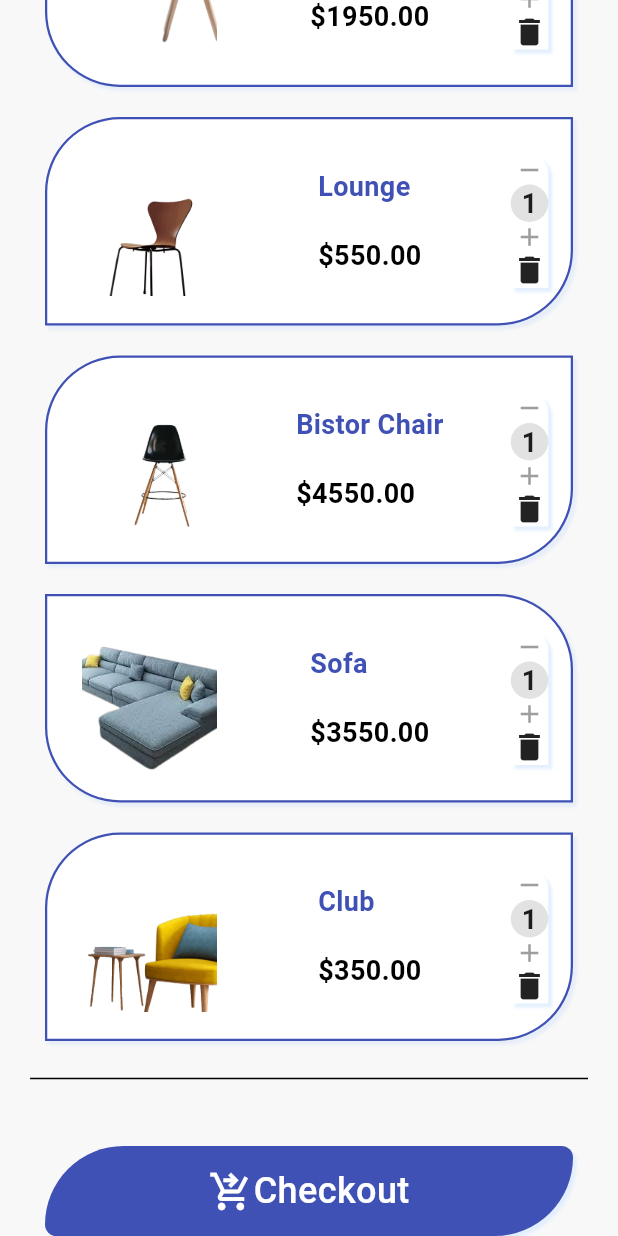
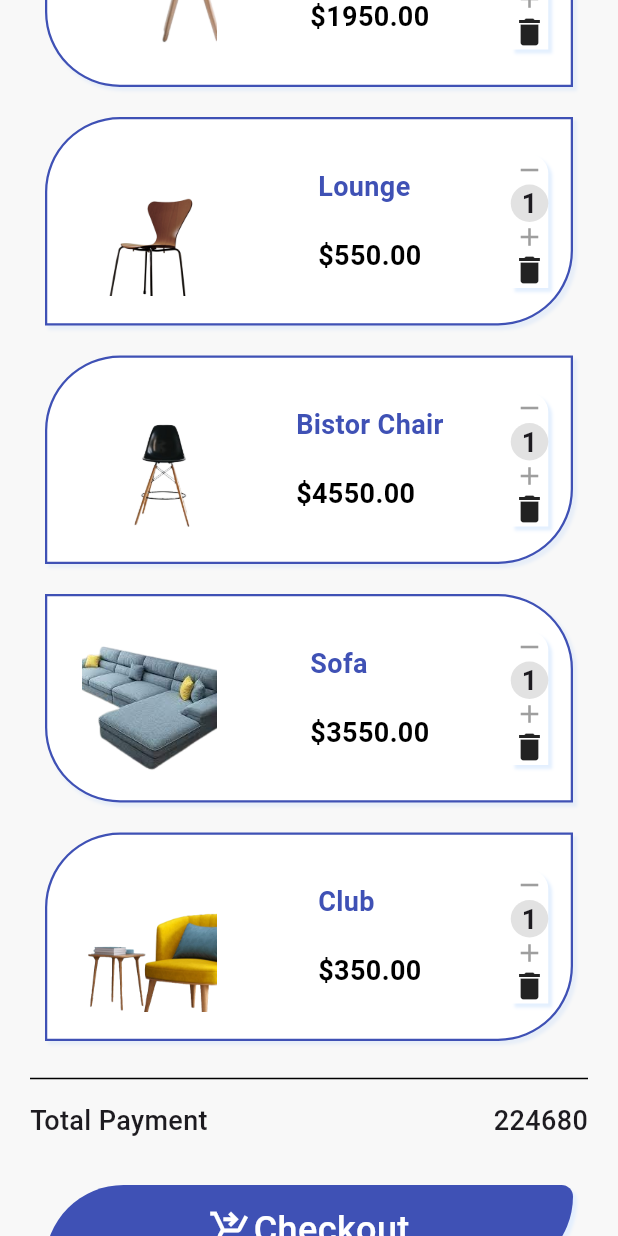
Before and after one commit to Meshva30/furniture_app, a Flutter app: the Cartscreen screen opened by its route, scrolled down 1145 dp, on a phone screen of 412 x 824 dp. Run offline on Flutter 3.47's test engine with Material 3 defaults, Android fonts, the phone set to English and light mode, and no system bars; our stand-ins replace circle_nav_bar, flutter_rating_bar, flutter_slidable.

Commit message:
Update cart_screen.dart

```diff
--- a/lib/cart_screen.dart
+++ b/lib/cart_screen.dart
@@ -114,21 +114,21 @@ class _CartscreenState extends State<Cartscreen> {
                   thickness: 1,
                   color: Colors.black,
                 ),
-                // Row(
-                //   mainAxisAlignment: MainAxisAlignment.spaceBetween,
-                //   children: [
-                //     Text(
-                //       "Total Payment",
-                //       style:
-                //           TextStyle(fontSize: 18, fontWeight: FontWeight.w500),
-                //     ),
-                //     Text(
-                //       "\$5445.12",
-                //       style:
-                //           TextStyle(fontSize: 18, fontWeight: FontWeight.w500),
-                //     ),
-                //   ],
-                // ),
+                Row(
+                  mainAxisAlignment: MainAxisAlignment.spaceBetween,
+                  children: [
+                    Text(
+                      "Total Payment",
+                      style:
+                          TextStyle(fontSize: 18, fontWeight: FontWeight.w500),
+                    ),
+                    Text(
+                      "\224680",
+                      style:
+                          TextStyle(fontSize: 18, fontWeight: FontWeight.w500),
+                    ),
+                  ],
+                ),
                 SizedBox(
                   height: 30,
                 ),
@@ -136,7 +136,7 @@ class _CartscreenState extends State<Cartscreen> {
                   onTap: () {},
                   child: Container(
                     margin: EdgeInsets.symmetric(horizontal: 10),
-                    padding: EdgeInsets.symmetric(horizontal: 35),
+                    padding: EdgeInsets.symmetric(horizontal: 30),
                     height: 60,
                     decoration: BoxDecoration(
                         color: Colors.indigo,
```
